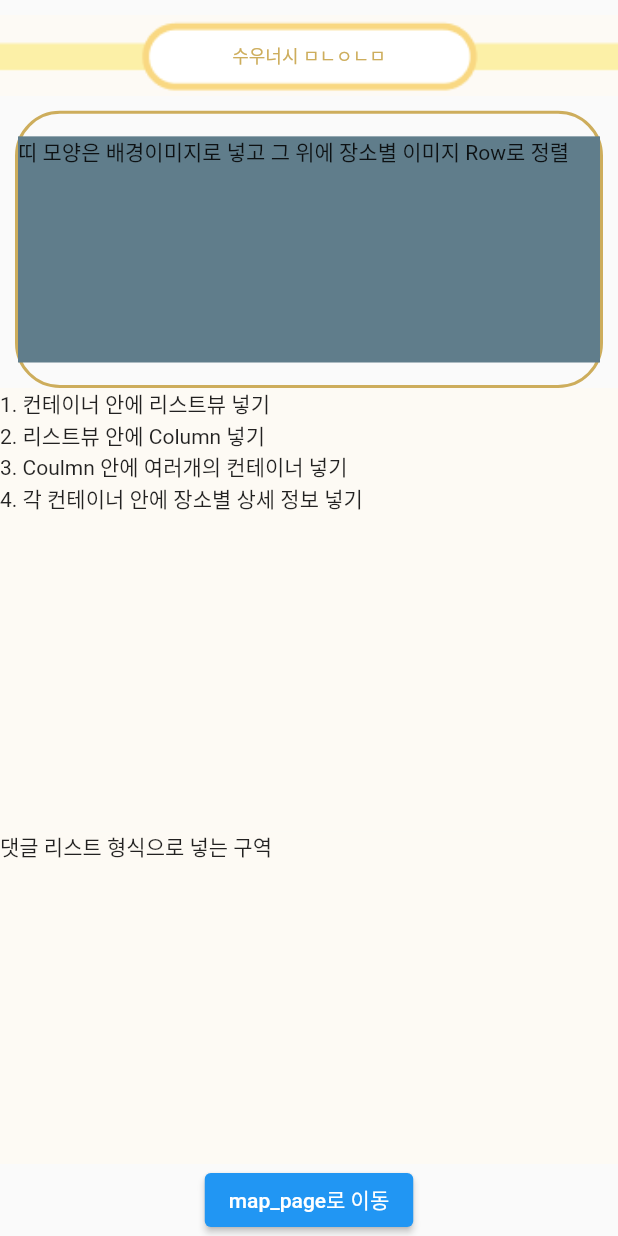
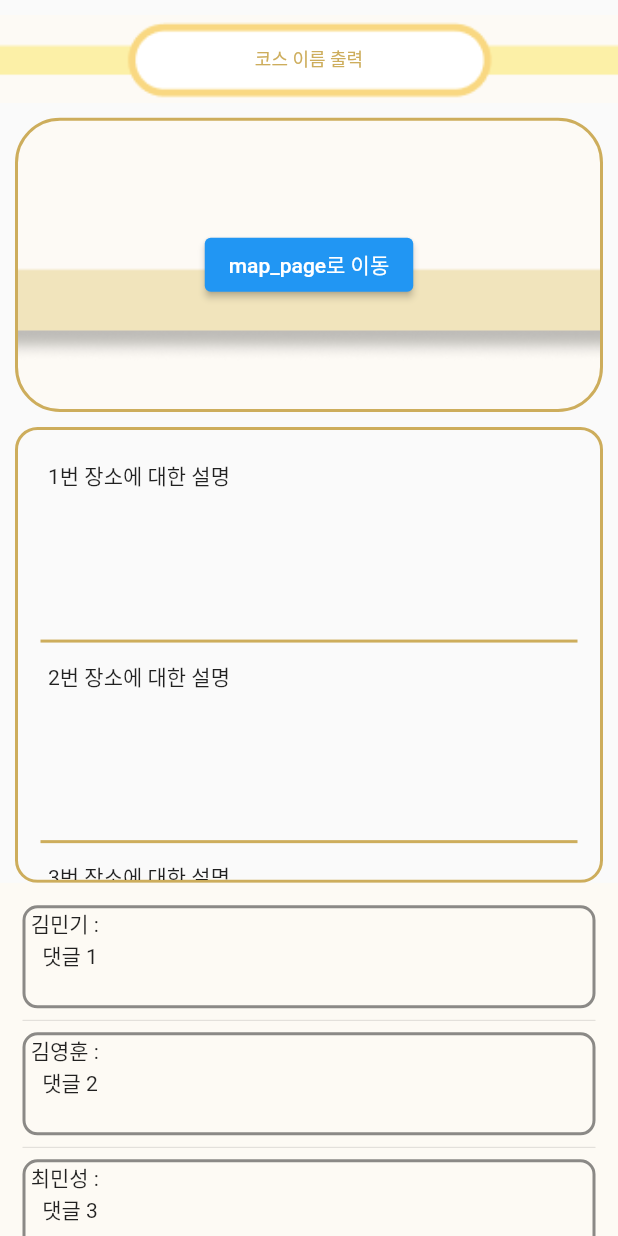
Before and after one commit to TeamStamp/Stamp_Frontend, a Flutter app: the coursepage screen opened directly, on a phone screen of 412 x 824 dp. Run offline on Flutter 3.47's test engine with Material 2 defaults, Android fonts, the phone set to English and light mode, and no system bars.

Commit message:
23.04.07 course_page.dart UI 구현

```diff
--- a/lib/course_page.dart
+++ b/lib/course_page.dart
@@ -15,6 +15,10 @@ class coursepage extends StatefulWidget {
 }
 
 class _coursepageState extends State<coursepage> {
+  final List<String> places = <String> ['1번 장소', '2번 장소', '3번 장소', '4번 장소', '5번 장소'];
+  final List<String> user = <String> ['김민기', '김영훈', '최민성'];
+  final List<String> comment = <String> ['댓글 1', '댓글 2', '댓글 3'];
+
   @override
   Widget build(BuildContext context) {
     return Scaffold(
@@ -35,7 +39,7 @@ class _coursepageState extends State<coursepage> {
               child: Column(
                 mainAxisAlignment: MainAxisAlignment.center,
                 children: [
-                  Text('수우너시 ㅁㄴㅇㄴㅁ', textAlign: TextAlign.center, style: TextStyle(fontSize: 12, color: Color(0xffCDAD5C)),),
+                  Text('코스 이름 출력',textAlign: TextAlign.center, style: TextStyle(fontSize: 12, color: Color(0xffCDAD5C)),),
                 ],
               ),
             ),
@@ -48,27 +52,54 @@ class _coursepageState extends State<coursepage> {
                 height: MediaQuery.of(context).size.height,
                 decoration: BoxDecoration(
                     borderRadius: BorderRadius.circular(30),
-                    border: Border.all(color: Color(0xffCDAD5C), width: 2)
+                    border: Border.all(color: Color(0xffCDAD5C), width: 2),
+                    image: DecorationImage(
+                        fit: BoxFit.cover,
+                        image: AssetImage('images/course_page.image02.png')
+                    )
                 ),
-                child: Container(
-                  width: double.infinity,
-                  height: double.infinity,
-                  color: Colors.blueGrey,
-                  margin: EdgeInsets.fromLTRB(0, 15, 0, 15),
-                  child: Text('띠 모양은 배경이미지로 넣고 그 위에 장소별 이미지 Row로 정렬'),
+                child: Center(
+                  child: ElevatedButton(
+                    child: Text('map_page로 이동'),
+                    onPressed: () {
+                      Navigator.push(
+                        context,
+                        MaterialPageRoute(builder: (context) => mappage()),
+                      );
+                    },
+                  ),
                 ),
               ),
               flex: 5
           ),
           Flexible(
               child: Container(
+                margin: EdgeInsets.fromLTRB(10, 10, 10, 0),
                 width: MediaQuery.of(context).size.width,
                 height: MediaQuery.of(context).size.height,
-                color: Color(0xffFDFAF4),
-                child: Text('1. 컨테이너 안에 리스트뷰 넣기 \n'
-                    '2. 리스트뷰 안에 Column 넣기 \n'
-                    '3. Coulmn 안에 여러개의 컨테이너 넣기 \n'
-                    '4. 각 컨테이너 안에 장소별 상세 정보 넣기'),
+                child: Container(
+                  width: double.infinity,
+                  height: double.infinity,
+                  decoration: BoxDecoration(
+                    borderRadius: BorderRadius.circular(15),
+                    border: Border.all(color: Color(0xffCDAD5C), width: 2)
+                  ),
+                  child: ListView.separated(
+                    padding: const EdgeInsets.all(15),
+                    itemCount: places.length,
+                    itemBuilder: (BuildContext context, int index){
+                      return Container(
+                        padding: EdgeInsets.all(5),
+                        height: MediaQuery.of(context).size.height/7,
+                        child: Text('${places[index]}에 대한 설명'),
+                      );
+                    },
+                    separatorBuilder: (BuildContext context, int index) => const Divider(
+                      color: Color(0xffCDAD5C),
+                      thickness: 2,
+                    ),
+                  )
+                ),
               ),
               flex: 8
           ),
@@ -77,20 +108,29 @@ class _coursepageState extends State<coursepage> {
                 width: MediaQuery.of(context).size.width,
                 height: MediaQuery.of(context).size.height,
                 color: Color(0xffFDFAF4),
-                child: Text('댓글 리스트 형식으로 넣는 구역'),
+                child: ListView.separated(
+                  padding: const EdgeInsets.all(15),
+                  itemCount: user.length,
+                  itemBuilder: (BuildContext context, int index) {
+                    return Container(
+                      decoration: BoxDecoration(
+                        borderRadius: BorderRadius.circular(10),
+                        border: Border.all(color: Colors.black45, width: 2)
+                      ),
+                      alignment: Alignment.centerLeft,
+                      height: MediaQuery.of(context).size.height/12,
+                      child: Column(
+                        children: [
+                          Text(' ${user[index]} :'),
+                          Text('   ${comment[index]}')
+                        ],
+                      ),
+                    );
+                  },
+                  separatorBuilder: (BuildContext context, int index) => const Divider(),
+                )
               ),
               flex: 6
-          ),
-          Container(
-            child: ElevatedButton(
-              child: Text('map_page로 이동'),
-              onPressed: () {
-                Navigator.push(
-                  context,
-                  MaterialPageRoute(builder: (context) => mappage()),
-                );
-              },
-            ),
           )
         ],
       ),
--- a/pubspec.yaml
+++ b/pubspec.yaml
@@ -57,6 +57,7 @@ flutter:
     - images/logo_main.png
     - images/user_icon.png
     - images/course_page.image01.png
+    - images/course_page.image02.png
     - images/place1.jpg
     - images/place2.jpg
     - images/place3.jpg
```
Also changed, not shown: images/course_page.image02.png (added).
